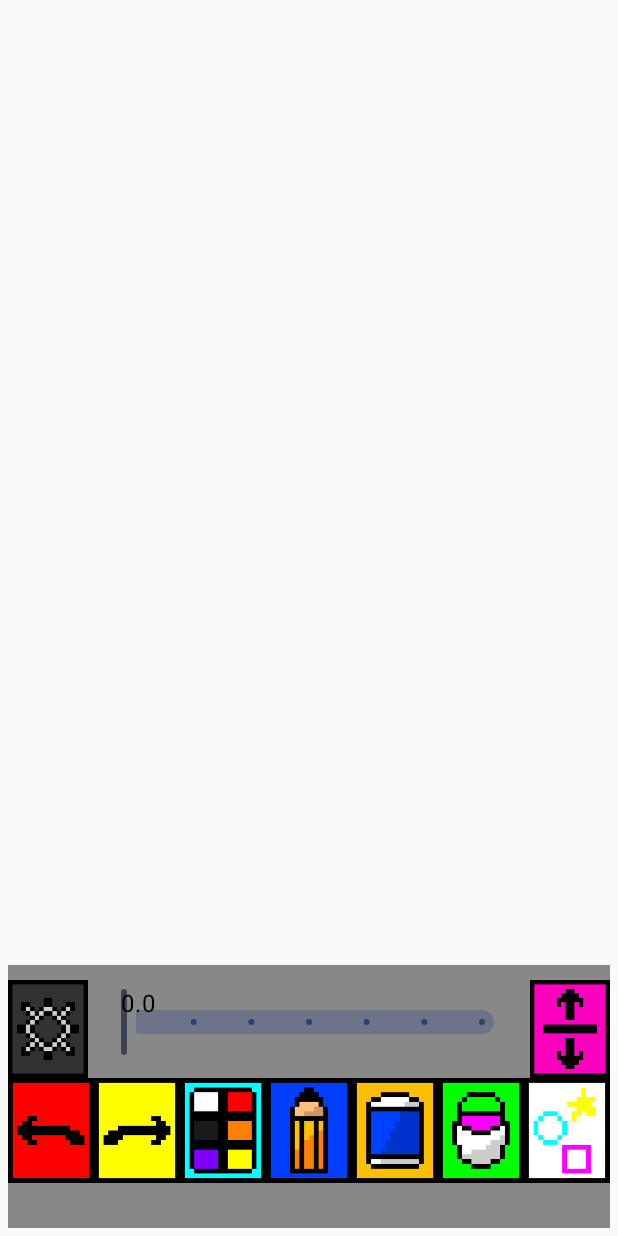
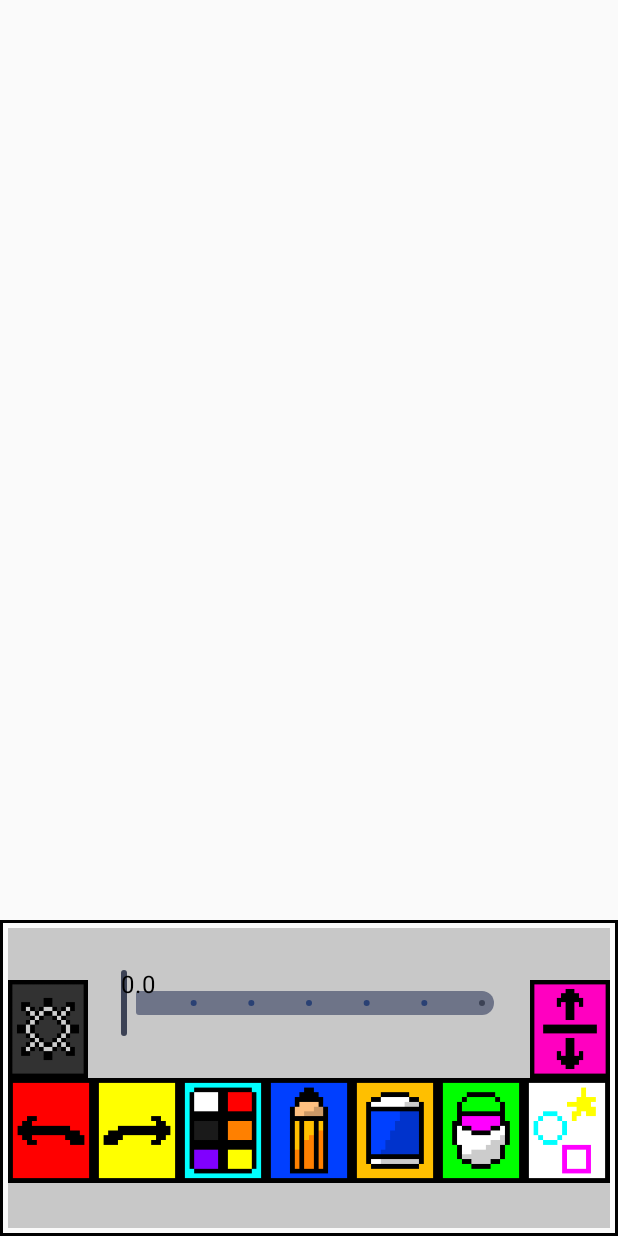
Before and after one commit to Comp350MSPaint/MS_Paint, an Android app built with Jetpack Compose: the screen it shows after launch (MainActivity), on a phone screen of 412 x 824 dp. Run offline under Robolectric (Android 15) with nearby library versions, the phone set to English and light mode, and no system bars.

Commit message:
changed the color of the backdrop to match what sammy specified

```diff
--- a/app/src/main/java/com/example/mspaint/mainui/firstRow.kt
+++ b/app/src/main/java/com/example/mspaint/mainui/firstRow.kt
@@ -33,8 +33,8 @@ fun firstRow(): Boolean {
     Row(
         modifier = Modifier
             .fillMaxWidth()
-            .height(75.dp)
-            .background(Color.Gray)
+            .height(100.dp)
+            .background(Color(0xFFc8c8c8))
     ) {
         Box(
             modifier = Modifier
--- a/app/src/main/java/com/example/mspaint/mainui/mainScreen.kt
+++ b/app/src/main/java/com/example/mspaint/mainui/mainScreen.kt
@@ -1,5 +1,6 @@
 package com.example.mspaint.mainui
 
+import androidx.compose.foundation.border
 import androidx.compose.foundation.layout.Box
 import androidx.compose.foundation.layout.Column
 import androidx.compose.foundation.layout.fillMaxHeight
@@ -8,6 +9,8 @@ import androidx.compose.foundation.layout.padding
 import androidx.compose.runtime.Composable
 import androidx.compose.ui.Alignment
 import androidx.compose.ui.Modifier
+import androidx.compose.ui.graphics.Color
+import androidx.compose.ui.graphics.RectangleShape
 import androidx.compose.ui.tooling.preview.Preview
 import androidx.compose.ui.unit.dp
 
@@ -27,6 +30,7 @@ fun MainScreen() {
             // the toolbar
             Box(
                 modifier = Modifier
+                    .border(width =2.dp, color = Color.Black, shape = RectangleShape)
                     .align(Alignment.BottomCenter)
                     .fillMaxWidth()
                     .padding(5.dp)
--- a/app/src/main/java/com/example/mspaint/mainui/secondRow.kt
+++ b/app/src/main/java/com/example/mspaint/mainui/secondRow.kt
@@ -30,7 +30,7 @@ fun SecondRow(){
         modifier = Modifier
             .fillMaxWidth()
             .height(100.dp)
-            .background(Color.Gray)
+            .background(Color(0xFFc8c8c8))
             .padding(0.dp)
     ) {
         val reusableModifier = Modifier
--- a/app/src/main/java/com/example/mspaint/ui/theme/Color.kt
+++ b/app/src/main/java/com/example/mspaint/ui/theme/Color.kt
@@ -9,3 +9,5 @@ val Pink80 = Color(0xFFEFB8C8)
 val Purple40 = Color(0xFF6650a4)
 val PurpleGrey40 = Color(0xFF625b71)
 val Pink40 = Color(0xFF7D5260)
+
+val Black = Color(0xFF000000)
```
